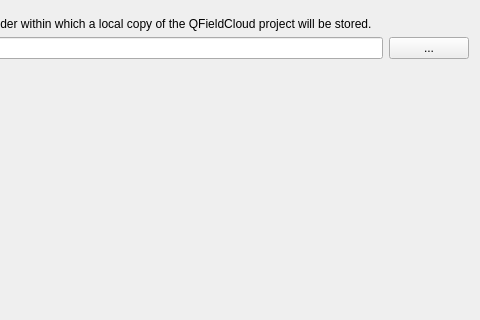
Above: qfieldsync/ui/cloud_transfer_dialog.ui from opengisch/qfieldsync before the change; both pictures show x 120 to 600 and y 0 to 320 of the 600 by 570 pixel window. Below: the same form after it.
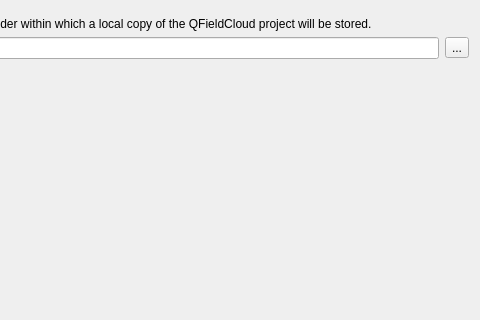
That is the form after the change. The open tabs and pages were chosen to show the change. Icons and pictures are not drawn.

Commit message: Prefer tool button

Diff of the .ui file:
```diff
--- a/qfieldsync/ui/cloud_transfer_dialog.ui
+++ b/qfieldsync/ui/cloud_transfer_dialog.ui
@@ -75,7 +75,7 @@
           <widget class="QLineEdit" name="localDirectoryLineEdit"/>
          </item>
          <item row="0" column="2">
-          <widget class="QPushButton" name="localDirectoryButton">
+          <widget class="QToolButton" name="localDirectoryButton">
            <property name="text">
             <string>...</string>
            </property>
```
The commit also changes 1 other file.
